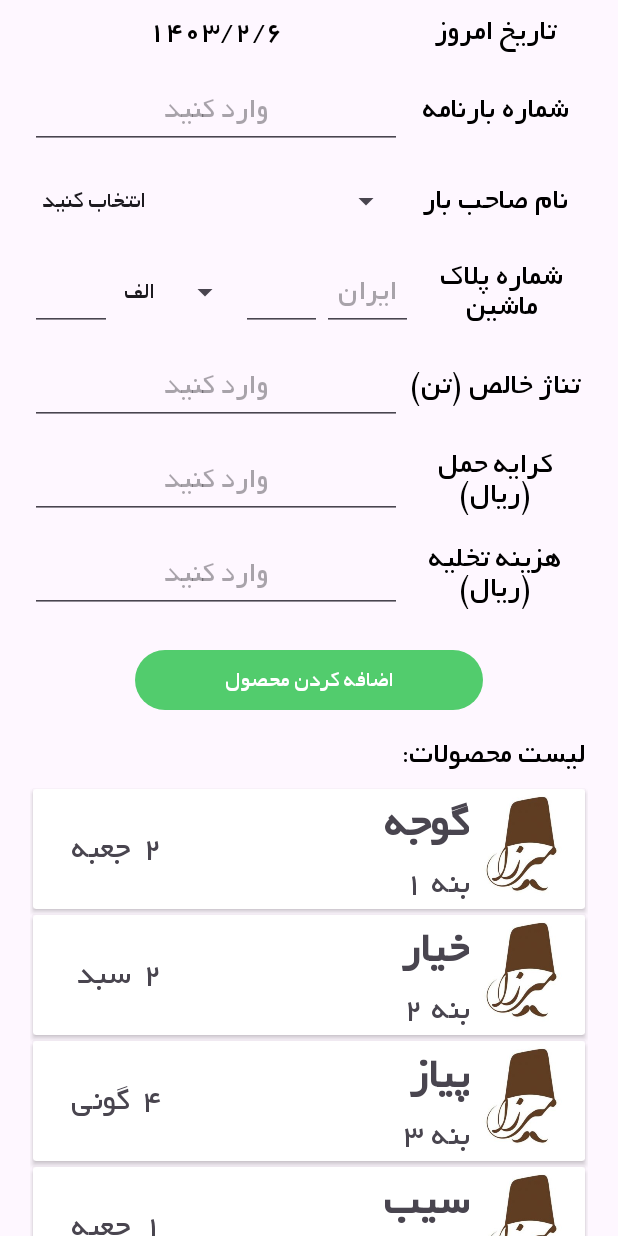
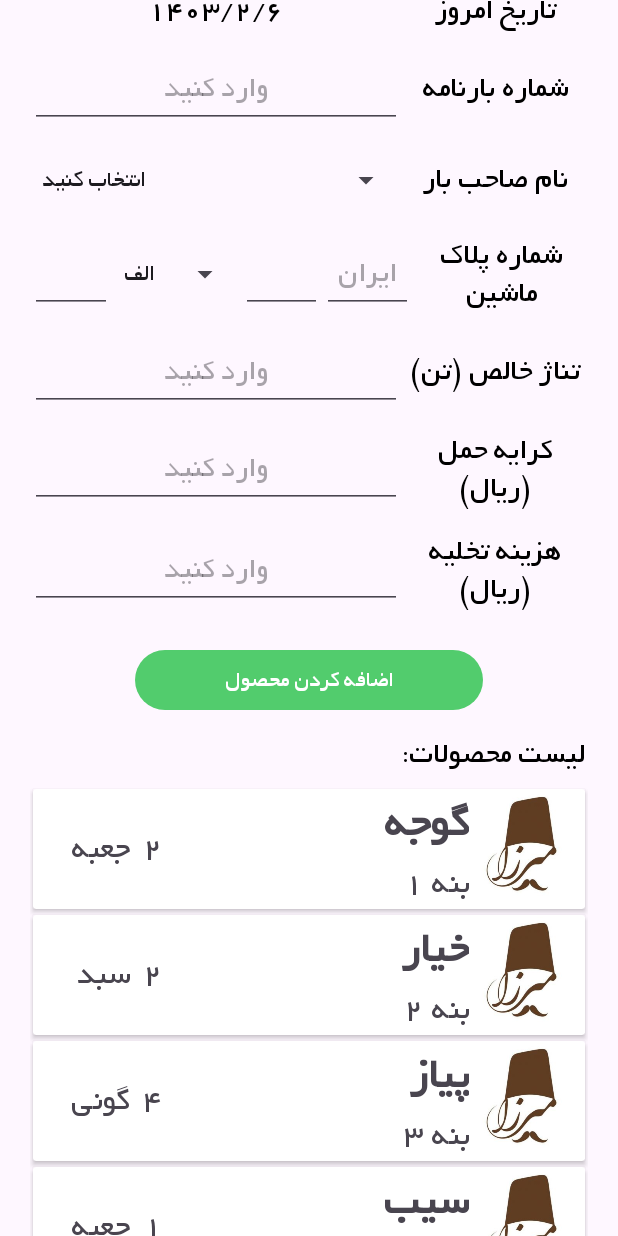
Before and after one commit to hamedhoseini/mirza, an Android app: the Title screen opened directly, with no data from a screen before it, on a phone screen of 412 x 824 dp. Run offline under Robolectric (Android 15) with nearby library versions, the phone set to English and light mode, and no system bars.

Commit message:
improve some ui

```diff
--- a/app/src/main/res/layout/activity_custumer_submit.xml
+++ b/app/src/main/res/layout/activity_custumer_submit.xml
@@ -140,6 +140,8 @@
             android:layout_marginTop="10dp"
             android:background="@drawable/border"
             android:hint="نشانی را وارد کنید"
+            android:lines="5"
+            android:gravity="start"
             />
 
 
--- a/app/src/main/res/layout/activity_product_submit.xml
+++ b/app/src/main/res/layout/activity_product_submit.xml
@@ -132,7 +132,7 @@
                 android:textSize="20sp"
                 android:textColor="@color/black"
                 android:gravity="center"
-                android:singleLine="true"/>
+                android:lineSpacingExtra="5dp"/>
 
         </LinearLayout>
 
--- a/app/src/main/res/layout/activity_sale_page.xml
+++ b/app/src/main/res/layout/activity_sale_page.xml
@@ -264,7 +264,7 @@
                 android:layout_width="match_parent"
                 android:layout_height="wrap_content"
                 android:layout_weight="1"
-                android:text="قابل پرداخت(ريال)"
+                android:text="قابل پرداخت (ريال)"
                 android:textSize="20sp"
                 android:textColor="@color/black"
                 android:gravity="center"/>
--- a/app/src/main/res/layout/activity_title.xml
+++ b/app/src/main/res/layout/activity_title.xml
@@ -194,7 +194,8 @@
                 android:text="شماره پلاک ماشین"
                 android:textSize="20sp"
                 android:textColor="@color/black"
-                android:gravity="center"/>
+                android:gravity="center"
+                android:lineSpacingExtra="5dp"/>
 
         </LinearLayout>
 
@@ -223,7 +224,8 @@
                 android:text="تناژ خالص (تن)"
                 android:textSize="20sp"
                 android:textColor="@color/black"
-                android:gravity="center"/>
+                android:gravity="center"
+                android:lineSpacingExtra="5dp"/>
 
         </LinearLayout>
 
@@ -253,7 +255,8 @@
                 android:text="کرایه حمل (ريال)"
                 android:textSize="20sp"
                 android:textColor="@color/black"
-                android:gravity="center"/>
+                android:gravity="center"
+                android:lineSpacingExtra="5dp"/>
 
         </LinearLayout>
 
@@ -282,7 +285,8 @@
                 android:text="هزینه تخلیه (ريال)"
                 android:textSize="20sp"
                 android:textColor="@color/black"
-                android:gravity="center"/>
+                android:gravity="center"
+                android:lineSpacingExtra="5dp"/>
 
         </LinearLayout>
 
```
